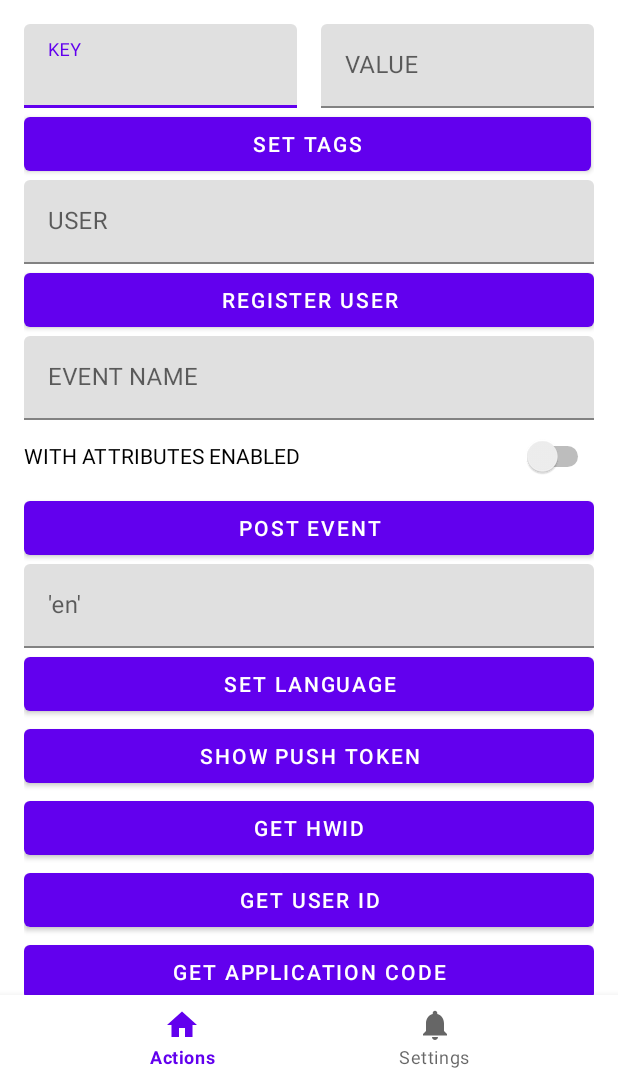
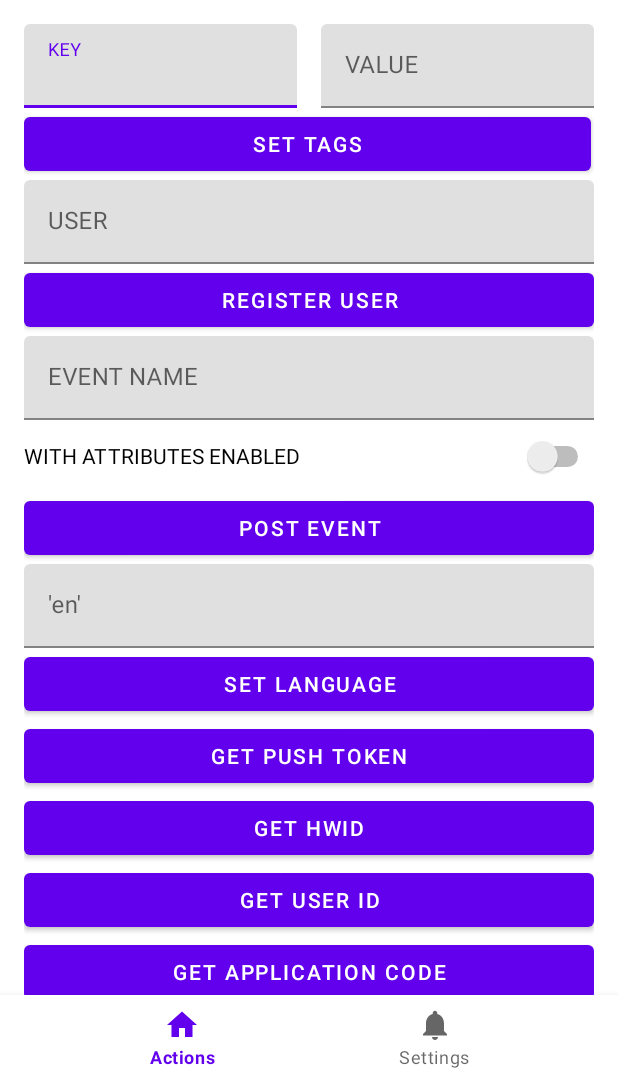
Before and after one commit to Pushwoosh/pushwoosh-android-sample, an Android app: the screen it shows after launch (MainActivity), on a phone screen of 412 x 824 dp, the part 157-1236 px from its top. Run offline under Robolectric (Android 15) with nearby library versions, the phone set to English and light mode, and no system bars; our stand-ins replace navigation-ui.

Commit message:
minor changes

```diff
--- a/demoapp/app/src/main/java/com/pushwoosh/demoapp/ui/home/HomeFragment.java
+++ b/demoapp/app/src/main/java/com/pushwoosh/demoapp/ui/home/HomeFragment.java
@@ -8,7 +8,6 @@ import android.view.View;
 import android.view.ViewGroup;
 import android.widget.Button;
 import android.widget.Switch;
-import android.widget.TextView;
 
 import androidx.annotation.NonNull;
 import androidx.fragment.app.Fragment;
@@ -37,21 +36,35 @@ public class HomeFragment extends Fragment {
         binding = FragmentHomeBinding.inflate(inflater, container, false);
         View root = binding.getRoot();
 
-        // SET TAGS
+        // SET TAGS ELEMENTS
         TextInputEditText textInput1 = binding.textInput1;
         TextInputEditText textInput2 = binding.textInput2;
         Button setTags = binding.button;
 
-        // REGISTER USER
+        // REGISTER USER ELEMENTS
         TextInputEditText registerUserTextField = binding.textInput3;
         Button registerUser = binding.button2;
 
-        // POST EVENT
+        // POST EVENT ELEMENTS
         TextInputEditText postEventTextField = binding.textInput4;
         Button postEvent = binding.button3;
         Switch attributes = binding.switch3;
 
-        //
+        // SET LANGUAGE ELEMENTS
+        TextInputEditText setLanguageTextField = binding.textInput5;
+        Button  setLanguage = binding.button4;
+
+        // GET PUSH TOKEN ELEMENTS
+        Button getPushToken = binding.button5;
+
+        // GET HWID ELEMENTS
+        Button getHwid = binding.button6;
+
+        // GET USER ID ELEMENTS
+        Button getUserId = binding.button7;
+
+        // GET APPLICATION CODE
+        Button getApplicationCode = binding.button8;
 
         setTags.setOnClickListener(new View.OnClickListener() {
             @Override
@@ -78,6 +91,46 @@ public class HomeFragment extends Fragment {
             }
         });
 
+        setLanguage.setOnClickListener(new View.OnClickListener() {
+            @Override
+            public void onClick(View v) {
+                String language = Objects.requireNonNull(setLanguageTextField.getText()).toString();
+                Pushwoosh.getInstance().setLanguage(language);
+            }
+        });
+
+        getPushToken.setOnClickListener(new View.OnClickListener(){
+            @Override
+            public void onClick(View v) {
+                String pushToken = Pushwoosh.getInstance().getPushToken();
+                Log.d("", "Push Token = " + pushToken);
+            }
+        });
+
+        getHwid.setOnClickListener(new View.OnClickListener() {
+            @Override
+            public void onClick(View v) {
+                String hwid = Pushwoosh.getInstance().getHwid();
+                Log.d("", "HWID = " + hwid);
+            }
+        });
+
+        getUserId.setOnClickListener(new View.OnClickListener() {
+            @Override
+            public void onClick(View v) {
+                String userId = Pushwoosh.getInstance().getUserId();
+                Log.d("", "USER ID = " + userId);
+            }
+        });
+
+        getApplicationCode.setOnClickListener(new View.OnClickListener() {
+            @Override
+            public void onClick(View v) {
+                String applicationCode = Pushwoosh.getInstance().getApplicationCode();
+                Log.d("", "APPLICATION CODE = " + applicationCode);
+            }
+        });
+
         return root;
     }
 
--- a/demoapp/app/src/main/res/layout/fragment_home.xml
+++ b/demoapp/app/src/main/res/layout/fragment_home.xml
@@ -90,7 +90,7 @@
             <com.google.android.material.textfield.TextInputEditText
                 android:layout_width="match_parent"
                 android:layout_height="wrap_content"
-                android:id="@+id/textInput4"
+                android:id="@+id/textInput5"
                 android:hint="EVENT NAME" />
         </com.google.android.material.textfield.TextInputLayout>
 
@@ -114,6 +114,7 @@
             <com.google.android.material.textfield.TextInputEditText
                 android:layout_width="match_parent"
                 android:layout_height="wrap_content"
+                android:id="@+id/textInput4"
                 android:hint="'en'" />
         </com.google.android.material.textfield.TextInputLayout>
 
@@ -127,7 +128,7 @@
             android:id="@+id/button5"
             android:layout_width="match_parent"
             android:layout_height="wrap_content"
-            android:text="SHOW PUSH TOKEN" />
+            android:text="GET PUSH TOKEN" />
 
         <Button
             android:id="@+id/button6"
```
